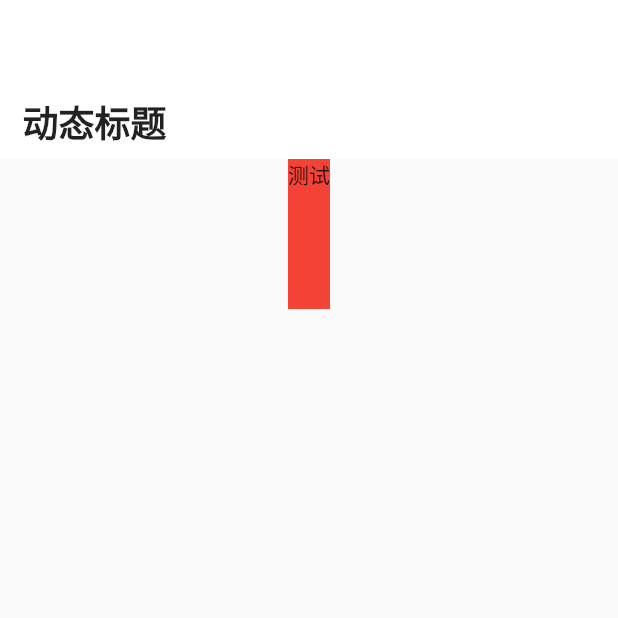
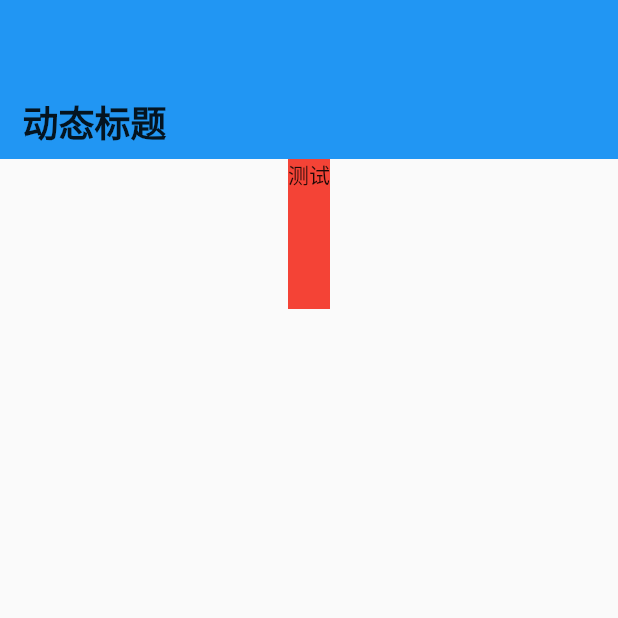
Before and after one commit to hkloudou/flutter_richappbar, a Flutter app: the screen it shows after launch, on a phone screen of 412 x 824 dp, the top half of it. Run offline on Flutter 3.47's test engine with Material 2 defaults, Android fonts, the phone set to English and light mode, and no system bars; statements that could not run were skipped.

Commit message:
modify v1.0.2

```diff
--- a/example/lib/main.dart
+++ b/example/lib/main.dart
@@ -46,12 +46,12 @@ class _MyAppState extends State<MyApp> {
   Widget build(BuildContext context) {
     return MaterialApp(
       theme: ThemeData(
-        appBarTheme: AppBarTheme(
-          foregroundColor: Color(0xFF606266),
-          backgroundColor: Colors.white,
-          brightness: Brightness.light,
-          backwardsCompatibility: false,
-        ),
+        // appBarTheme: AppBarTheme(
+        //   foregroundColor: Color(0xFF606266),
+        //   backgroundColor: Colors.white,
+        //   brightness: Brightness.light,
+        //   backwardsCompatibility: false,
+        // ),
       ),
       home: RichAppBarPage(
         title: "动态标题",
--- a/lib/flutter_richappbar.dart
+++ b/lib/flutter_richappbar.dart
@@ -31,17 +31,12 @@ class _appbarBottom extends StatelessWidget implements PreferredSizeWidget {
   @override
   Widget build(BuildContext context) {
     var theme = Theme.of(context);
-    TextStyle? base = (theme.appBarTheme.backwardsCompatibility ?? false)
+    TextStyle? base = (theme.appBarTheme.backwardsCompatibility ?? true)
         ? theme.appBarTheme.textTheme?.headline6 ??
             theme.primaryTextTheme.headline6
         : theme.appBarTheme.titleTextStyle ??
             theme.textTheme.headline6
                 ?.copyWith(color: theme.appBarTheme.foregroundColor);
-    // var base = Theme.of(context).appBarTheme.titleTextStyle ??
-    //     Theme.of(context)
-    //         .textTheme
-    //         .headline6
-    //         ?.copyWith(color: Theme.of(context).appBarTheme.foregroundColor);
     base = base ??
         TextStyle(
           fontSize: 24,
```
